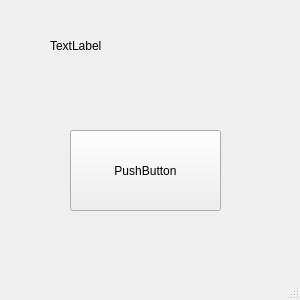
First picture: the form in alarm.ui, repository Asion001/School_bell, before the edit.
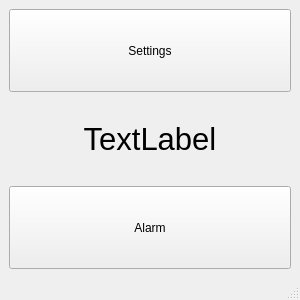
Second picture: the form after the edit.

What changed in the file:
```diff
--- a/alarm.ui
+++ b/alarm.ui
@@ -14,32 +14,49 @@
    <string>Alarm</string>
   </property>
   <widget class="QWidget" name="centralwidget">
+   <layout class="QVBoxLayout" name="verticalLayout">
+    <item>
+     <widget class="QPushButton" name="pushButton_2">
+      <property name="sizePolicy">
+       <sizepolicy hsizetype="Minimum" vsizetype="Preferred">
+        <horstretch>0</horstretch>
+        <verstretch>0</verstretch>
+       </sizepolicy>
+      </property>
+      <property name="text">
+       <string>Settings</string>
+      </property>
+     </widget>
+    </item>
+    <item>
    <widget class="QLabel" name="label">
-    <property name="geometry">
-     <rect>
-      <x>50</x>
-      <y>0</y>
-      <width>181</width>
-      <height>91</height>
-     </rect>
+      <property name="font">
+       <font>
+        <pointsize>23</pointsize>
+       </font>
     </property>
     <property name="text">
      <string>TextLabel</string>
     </property>
-   </widget>
+      <property name="alignment">
+       <set>Qt::AlignCenter</set>
+      </property>
+     </widget>
+    </item>
+    <item>
    <widget class="QPushButton" name="pushButton">
-    <property name="geometry">
-     <rect>
-      <x>70</x>
-      <y>130</y>
-      <width>151</width>
-      <height>81</height>
-     </rect>
+      <property name="sizePolicy">
+       <sizepolicy hsizetype="Minimum" vsizetype="Preferred">
+        <horstretch>0</horstretch>
+        <verstretch>0</verstretch>
+       </sizepolicy>
     </property>
     <property name="text">
-     <string>PushButton</string>
-    </property>
-   </widget>
+       <string>Alarm</string>
+      </property>
+     </widget>
+    </item>
+   </layout>
   </widget>
   <widget class="QMenuBar" name="menubar">
    <property name="geometry">
```
Lines whose indentation alone changed are shown as unchanged.
